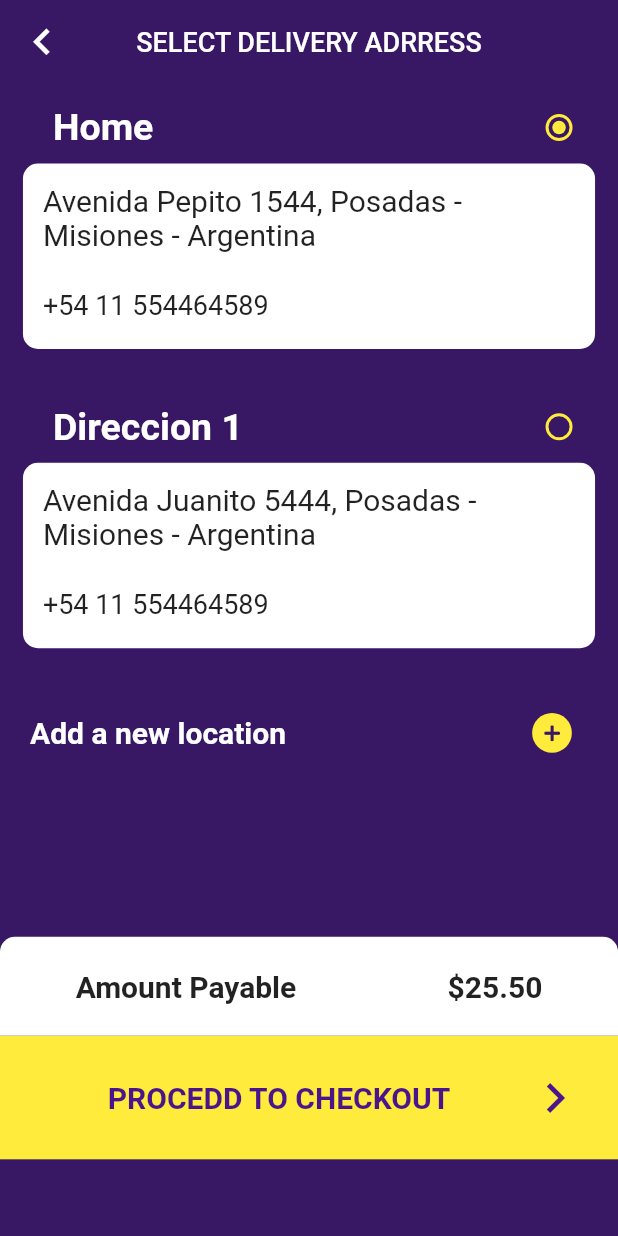
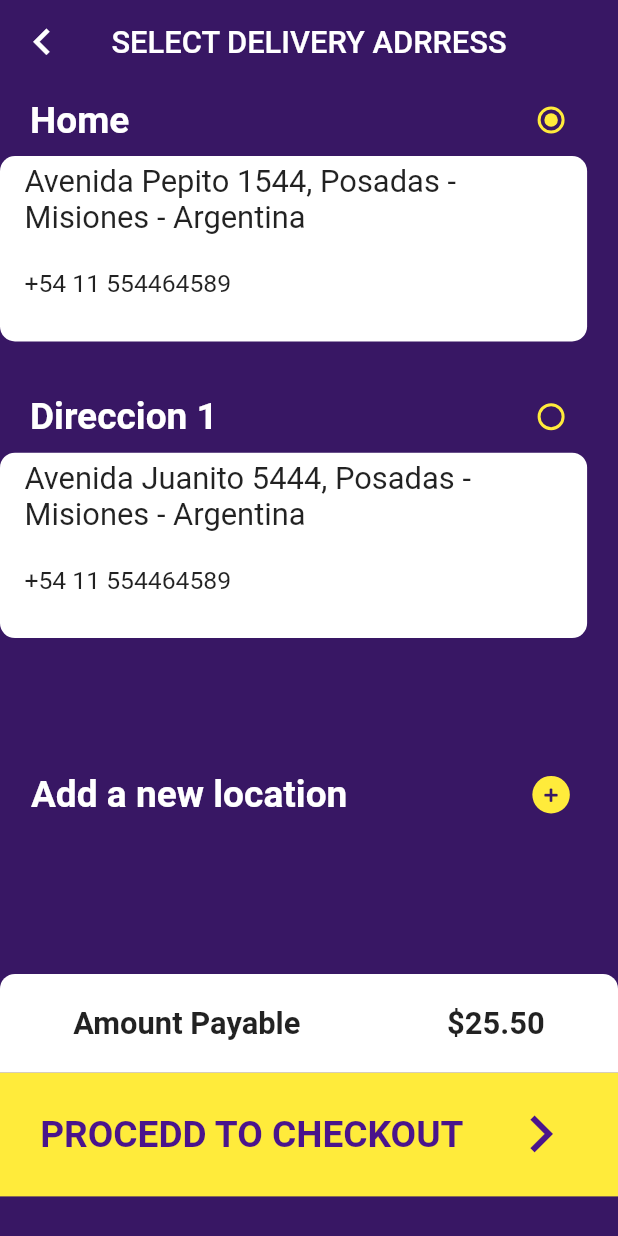
Before and after one commit to Facundo14/app_delivery, a Flutter app: the AddressPage screen opened by its route, on a phone screen of 412 x 824 dp. Run offline on Flutter 3.47's test engine with Material 2 defaults, Android fonts, the phone set to English and light mode, and no system bars; our stand-ins replace animate_do, bloc, font_awesome_flutter, google_maps_flutter.

Commit message:
Arreglando paginas Sizes
home, login, etc arreglado

```diff
--- a/lib/animations/slider-animation.dart
+++ b/lib/animations/slider-animation.dart
@@ -30,6 +30,12 @@ class _SlideAnimationState extends State<SlideAnimation> with SingleTickerProvid
   void initState() {
     animationController = AnimationController(vsync: this, duration: widget.duration);
     super.initState();
+  }
+
+  @override
+  void dispose() {
+    animationController.dispose();
+    super.dispose();
   }
 
   @override
--- a/lib/main.dart
+++ b/lib/main.dart
@@ -1,5 +1,5 @@
 import 'package:app_delivery/pages/pages.dart';
-import 'package:app_delivery/pages/resto_list.dart';
+import 'package:app_delivery/pages/resto_list_page.dart';
 import 'package:flutter/material.dart';
 
 void main() => runApp(MyApp());
--- a/lib/pages/address_page.dart
+++ b/lib/pages/address_page.dart
@@ -5,18 +5,30 @@ import 'package:font_awesome_flutter/font_awesome_flutter.dart';
 class AddressPage extends StatelessWidget {
   @override
   Widget build(BuildContext context) {
+    final Size size = MediaQuery.of(context).size;
     return Scaffold(
       appBar: AppBar(
         centerTitle: true,
-        title: Text('SELECT DELIVERY ADRRESS', style: TextStyle(fontSize: 18)),
+        title: Text(
+          'SELECT DELIVERY ADRRESS',
+          style: TextStyle(fontSize: size.width * 0.05),
+        ),
         backgroundColor: Color(0xff381764),
         elevation: 0,
         leading: Icon(Icons.chevron_left, color: Colors.white, size: 35),
       ),
       backgroundColor: Color(0xff381764),
-      body: SingleChildScrollView(
-        physics: BouncingScrollPhysics(),
-        child: _Direcciones(),
+      body: Container(
+        width: size.width,
+        height: size.height,
+        child: Stack(
+          children: [
+            _Direcciones(),
+            Positioned(top: size.height * 0.55, child: _AgregarNuevaDire()),
+            Positioned(top: size.height * 0.72, child: _Ticket()),
+            Positioned(top: size.height * 0.8, child: BotonProceddFinal())
+          ],
+        ),
       ),
     );
   }
@@ -65,21 +77,18 @@ class __DireccionesState extends State<_Direcciones> {
   Widget build(BuildContext context) {
     final Size size = MediaQuery.of(context).size;
     String value = 'Home';
-    return Column(
-      children: [
-        Center(
-          child: SingleChildScrollView(
+    return SingleChildScrollView(
       physics: BouncingScrollPhysics(),
       child: Container(
         width: size.width * 0.95,
-              height: size.height * 0.5,
+        height: size.height * 0.52,
         child: ListView.builder(
+          physics: BouncingScrollPhysics(),
           itemCount: lista.length,
           itemBuilder: (BuildContext context, int index) {
             return Container(
-                    margin: EdgeInsets.all(5),
               width: size.width,
-                    height: size.height * 0.23,
+              height: size.height * 0.24,
               child: Column(
                 children: [
                   Row(
@@ -89,7 +98,7 @@ class __DireccionesState extends State<_Direcciones> {
                         padding: EdgeInsets.symmetric(horizontal: 20),
                         child: Text(
                           lista[index].titulo,
-                                style: TextStyle(fontWeight: FontWeight.bold, fontSize: 25, color: Colors.white),
+                          style: TextStyle(fontWeight: FontWeight.bold, fontSize: size.width * 0.06, color: Colors.white),
                         ),
                       ),
                       Spacer(),
@@ -120,10 +129,10 @@ class __DireccionesState extends State<_Direcciones> {
                           width: size.width * 0.9,
                           height: size.height * 0.08,
                           child: Padding(
-                                  padding: const EdgeInsets.all(8.0),
+                            padding: const EdgeInsets.symmetric(horizontal: 6),
                             child: Text(
                               lista[index].direccion,
-                                    style: TextStyle(fontSize: 20),
+                              style: TextStyle(fontSize: size.width * 0.05),
                               textAlign: TextAlign.left,
                             ),
                           ),
@@ -132,10 +141,10 @@ class __DireccionesState extends State<_Direcciones> {
                           width: size.width * 0.9,
                           height: size.height * 0.05,
                           child: Padding(
-                                  padding: const EdgeInsets.all(8.0),
+                            padding: const EdgeInsets.symmetric(horizontal: 6),
                             child: Text(
                               lista[index].telefono,
-                                    style: TextStyle(fontSize: 18),
+                              style: TextStyle(fontSize: size.width * 0.04),
                               textAlign: TextAlign.left,
                             ),
                           ),
@@ -149,13 +158,6 @@ class __DireccionesState extends State<_Direcciones> {
           },
         ),
       ),
-          ),
-        ),
-        _AgregarNuevaDire(),
-        SizedBox(height: size.height * 0.14),
-        _Ticket(),
-        BotonProceddFinal()
-      ],
     );
   }
 }
@@ -176,11 +178,11 @@ class _Ticket extends StatelessWidget {
         children: [
           Text(
             'Amount Payable',
-            style: TextStyle(fontWeight: FontWeight.bold, fontSize: 20),
+            style: TextStyle(fontWeight: FontWeight.bold, fontSize: size.width * 0.05),
           ),
           Text(
             '\$25.50',
-            style: TextStyle(fontWeight: FontWeight.bold, fontSize: 20),
+            style: TextStyle(fontWeight: FontWeight.bold, fontSize: size.width * 0.05),
           ),
         ],
       ),
@@ -193,7 +195,7 @@ class _AgregarNuevaDire extends StatelessWidget {
   Widget build(BuildContext context) {
     final Size size = MediaQuery.of(context).size;
     return Container(
-      margin: EdgeInsets.symmetric(horizontal: 20),
+      padding: EdgeInsets.symmetric(horizontal: size.width * 0.05),
       width: size.width,
       height: size.height * 0.05,
       child: Row(
@@ -201,7 +203,7 @@ class _AgregarNuevaDire extends StatelessWidget {
         children: [
           Text(
             'Add a new location',
-            style: TextStyle(fontSize: 20, fontWeight: FontWeight.bold, color: Colors.white),
+            style: TextStyle(fontSize: size.width * 0.06, fontWeight: FontWeight.bold, color: Colors.white),
           ),
           Spacer(),
           TextButton(
@@ -210,7 +212,7 @@ class _AgregarNuevaDire extends StatelessWidget {
             },
             child: FaIcon(
               FontAwesomeIcons.plus,
-              size: 12,
+              size: size.width * 0.025,
               color: Color(0xff381764),
             ),
             style: TextButton.styleFrom(
--- a/lib/widgets/boton_procedd.dart
+++ b/lib/widgets/boton_procedd.dart
@@ -13,18 +13,15 @@ class BotonProceddFinal extends StatelessWidget {
         height: size.height * 0.1,
         color: Colors.yellow,
         child: Row(
-          mainAxisAlignment: MainAxisAlignment.center,
+          mainAxisAlignment: MainAxisAlignment.spaceEvenly,
           children: [
-            Padding(
-              padding: const EdgeInsets.symmetric(horizontal: 50),
-              child: Text(
-                'PROCEDD TO CHECKOUT',
-                style: TextStyle(color: Colors.purple.shade900, fontSize: 20, fontWeight: FontWeight.bold),
-              ),
+            Text(
+              'PROCEDD TO CHECKOUT',
+              style: TextStyle(color: Colors.purple.shade900, fontSize: size.width * 0.06, fontWeight: FontWeight.bold),
             ),
             Icon(
               Icons.chevron_right,
-              size: 40,
+              size: size.height * 0.06,
               color: Colors.purple.shade900,
             )
           ],
```
Also changed, not shown: lib/pages/cart_page.dart (+75 -68 lines), lib/pages/home_page.dart (+15 -10 lines), lib/pages/pages.dart (+6 -6 lines), lib/pages/resto_info_page.dart (renamed from lib/pages/resto_info.dart, +56 -24 lines), lib/widgets/menu.dart (+6 -5 lines), lib/pages/confirm_order_page.dart (renamed from lib/pages/confirm_order.dart), lib/pages/login_page.dart (renamed from lib/pages/login.dart), lib/pages/metodos_pago_page.dart (renamed from lib/pages/metodos_pago_pages.dart), lib/pages/order_info_page.dart (renamed from lib/pages/order_info.dart), lib/pages/order_list_page.dart (renamed from lib/pages/order_list.dart), lib/pages/resto_items.dart (added), lib/pages/resto_items_page.dart (added), lib/pages/resto_list_page.dart (renamed from lib/pages/resto_list.dart), 1 other file. Lines whose indentation alone changed are shown as unchanged.
